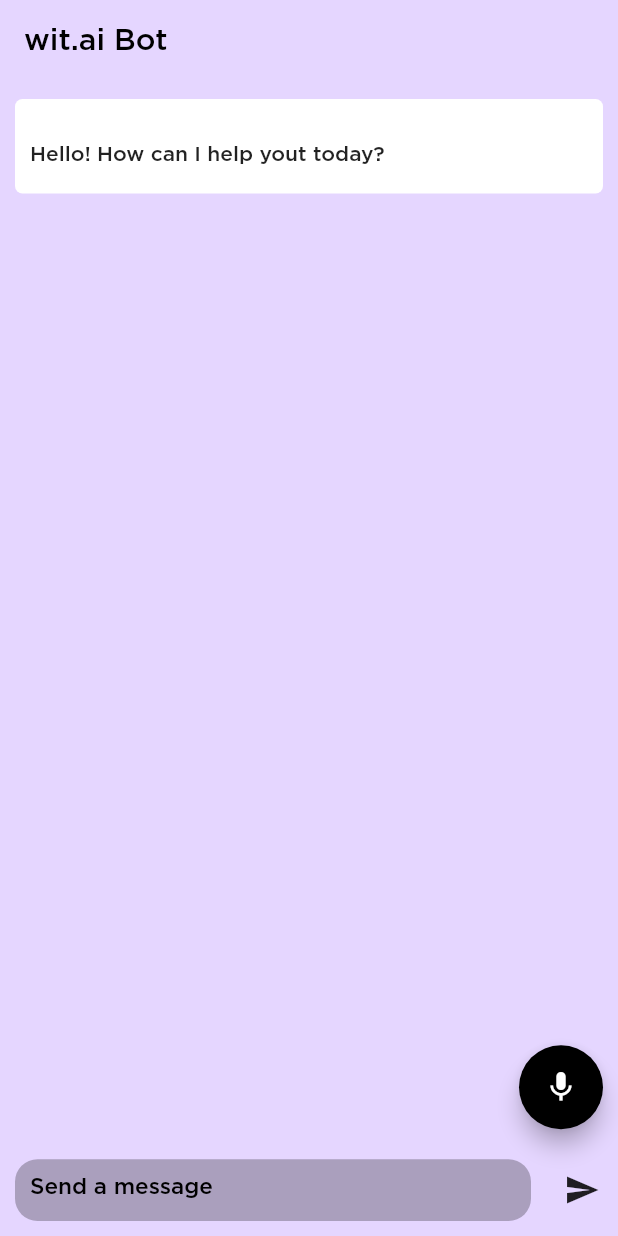
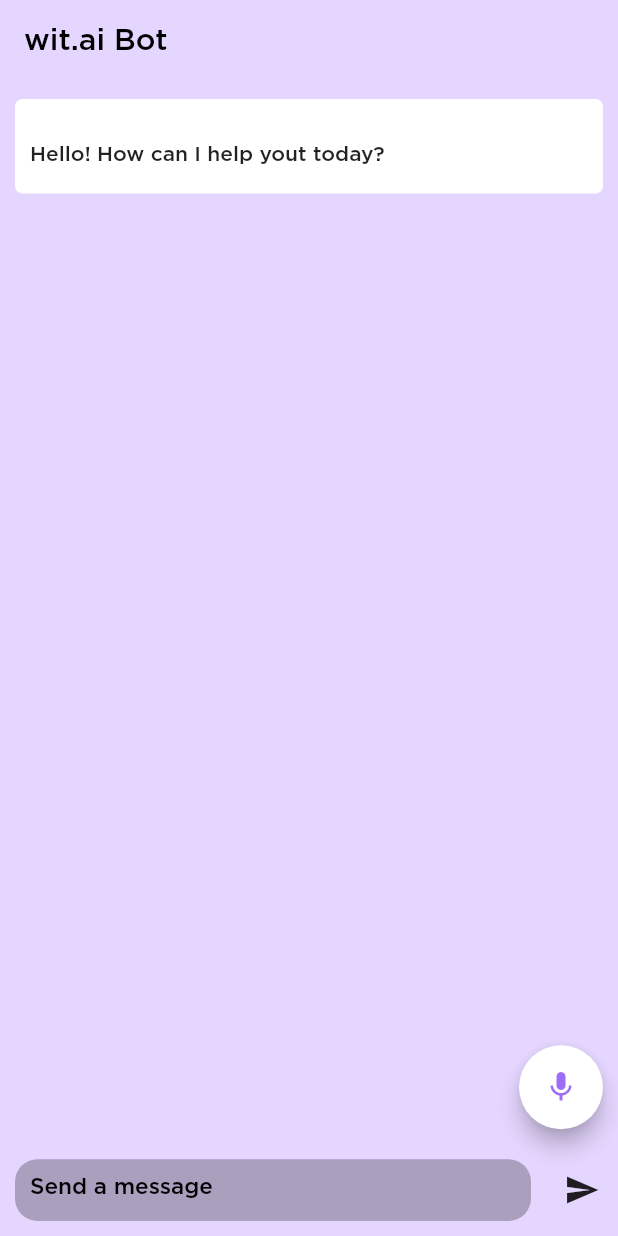
Before and after one commit to ameysunu/F8-Refresh, a Flutter app: the WitChat screen opened directly, on a phone screen of 412 x 824 dp. Run offline on Flutter 3.47's test engine with Material 2 defaults, Android fonts, the phone set to English and light mode, and no system bars; our stand-ins replace cloud_firestore, firebase_core, flutter_slidable, google_fonts, hexcolor; missing offline and left inert: flutter_facebook_login; accounts and stored records are empty; network calls fail.

Commit message:
fab added

```diff
--- a/lib/pages/witchat.dart
+++ b/lib/pages/witchat.dart
@@ -6,6 +6,7 @@ import 'package:http/http.dart' as http;
 
 final titleController = TextEditingController();
 
+// var botvalue = "Do you want to vent?";
 var botvalue;
 
 class WitChat extends StatefulWidget {
@@ -71,9 +72,12 @@ class _WitChatState extends State<WitChat> {
             child: Align(
               alignment: Alignment.centerRight,
               child: FloatingActionButton(
-                backgroundColor: Colors.black,
+                backgroundColor: HexColor('#FFFFFF'),
                 onPressed: null,
-                child: Icon(Icons.mic),
+                child: Icon(
+                  Icons.mic,
+                  color: HexColor('#9E6CF6'),
+                ),
               ),
             ),
           ),
@@ -200,7 +204,8 @@ Future<String> fetchPost() async {
     } else if (witop['traits']['wit\$sentiment'][0]['value'] == "positive") {
       botvalue = "Yay! So excited";
     } else {
-      botvalue = "Okay, and how did that feel?";
+      botvalue =
+          "Go back to mood and write it off. I promise it will be our lil secret.";
     }
   } else {
     throw Exception('Failed to load post');
```
